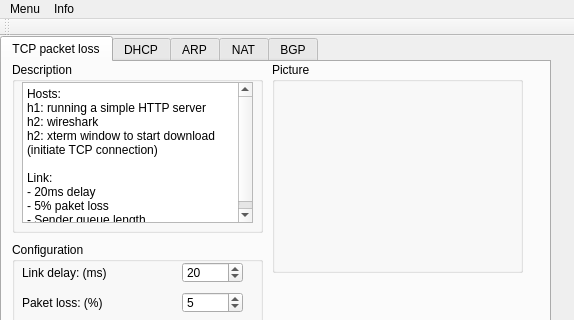
koppd/mt, file mainwindow.ui: the form before one commit; both pictures show x 0 to 574 and y 0 to 320 of the 574 by 561 pixel window.
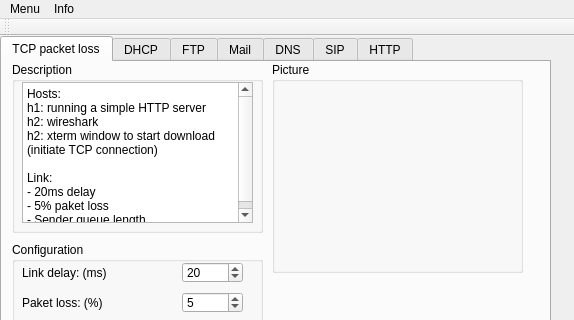
The form after the commit. Icons and pictures are not drawn.

Commit message: paar neue Tabs für die nächsten Demos

```diff
--- a/mainwindow.ui
+++ b/mainwindow.ui
@@ -649,17 +649,27 @@
     </widget>
     <widget class="QWidget" name="tab_4">
      <attribute name="title">
-      <string>ARP</string>
+      <string>FTP</string>
      </attribute>
     </widget>
     <widget class="QWidget" name="tab_5">
      <attribute name="title">
-      <string>NAT</string>
+      <string>Mail</string>
      </attribute>
     </widget>
     <widget class="QWidget" name="tab_3">
      <attribute name="title">
-      <string>BGP</string>
+      <string>DNS</string>
+     </attribute>
+    </widget>
+    <widget class="QWidget" name="tab_6">
+     <attribute name="title">
+      <string>SIP</string>
+     </attribute>
+    </widget>
+    <widget class="QWidget" name="tab_7">
+     <attribute name="title">
+      <string>HTTP</string>
      </attribute>
     </widget>
    </widget>
```
The commit also changes 1 other file.
